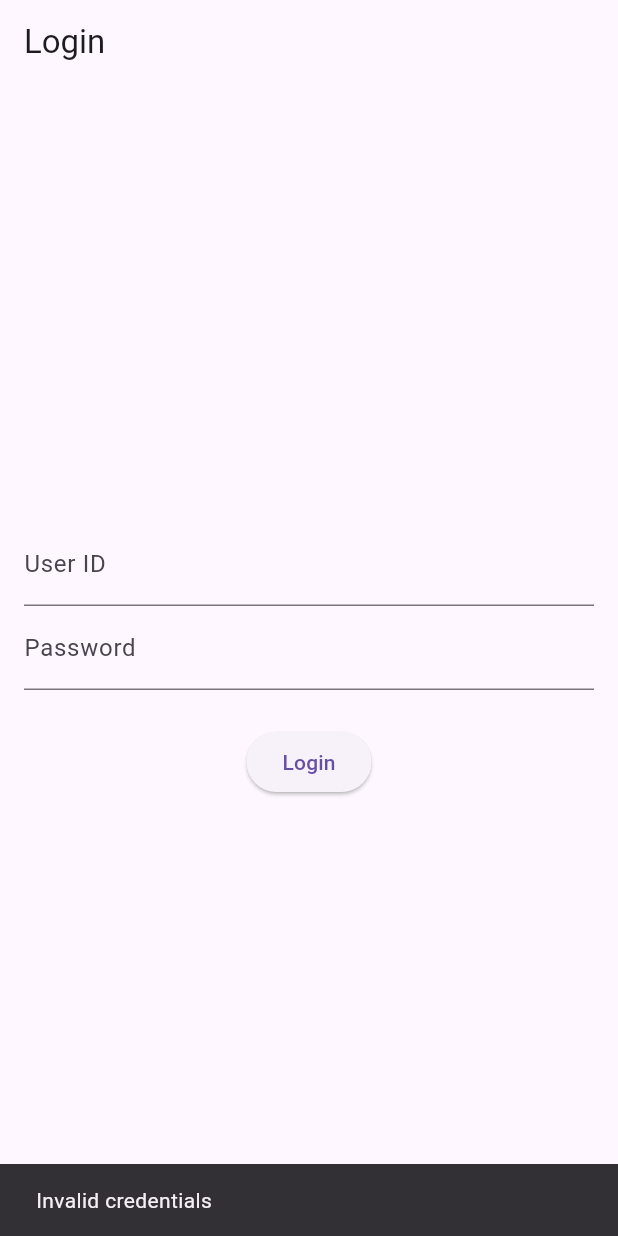
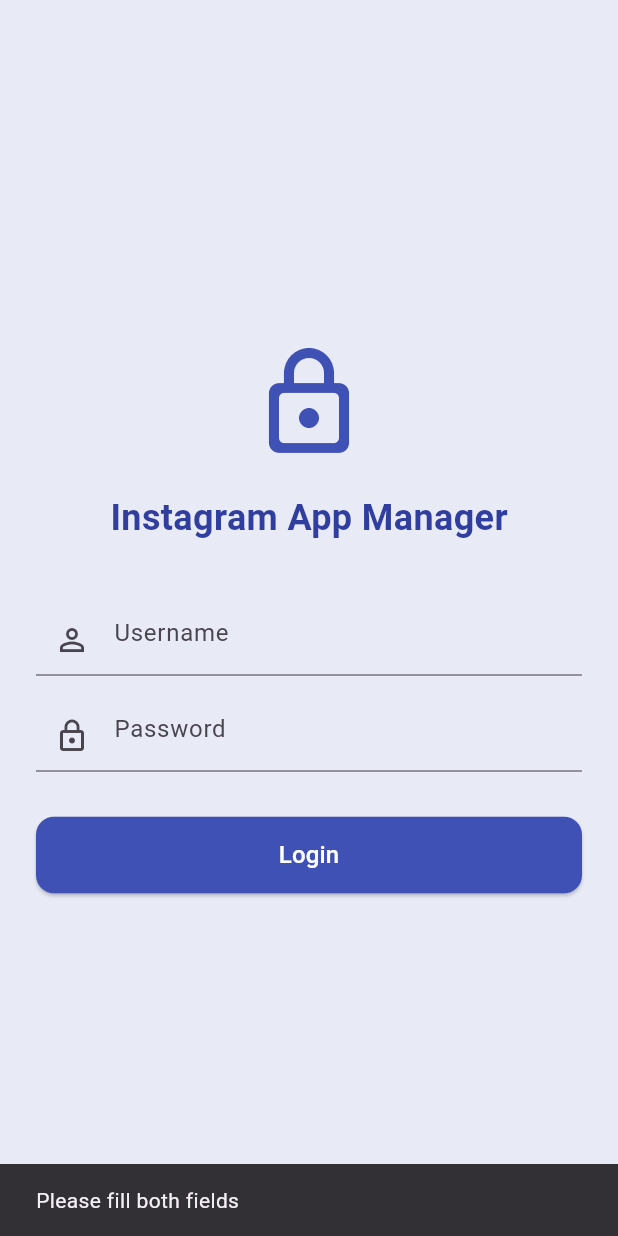
Before and after one commit to Shivam63982/insta_manager, a Flutter app: the screen it shows after launch, after a tap on "Login", on a phone screen of 412 x 824 dp. Run offline on Flutter 3.47's test engine with Material 3 defaults, Android fonts, the phone set to English and light mode, and no system bars.

Commit message:
Update login screen UI and backend integration

```diff
--- a/lib/main.dart
+++ b/lib/main.dart
@@ -1,18 +1,20 @@
-// main.dart
 import 'package:flutter/material.dart';
 import 'screens/login_screen.dart';
 
 void main() {
-  runApp(MyApp());
+  runApp(InstagramAppManager());
 }
 
-class MyApp extends StatelessWidget {
+class InstagramAppManager extends StatelessWidget {
   @override
   Widget build(BuildContext context) {
     return MaterialApp(
+      title: 'Instagram App Manager',
+      theme: ThemeData(
+        primarySwatch: Colors.deepPurple,
+        scaffoldBackgroundColor: Colors.white,
+      ),
       debugShowCheckedModeBanner: false,
-      title: 'Instagram Manager Login',
-      theme: ThemeData(primarySwatch: Colors.indigo),
       home: LoginScreen(),
     );
   }
--- a/lib/screens/login_screen.dart
+++ b/lib/screens/login_screen.dart
@@ -1,62 +1,152 @@
 import 'package:flutter/material.dart';
+import 'package:http/http.dart' as http;
+import 'dart:convert';
+import 'home_screen.dart'; // 👈 Make sure this screen exists
 
 class LoginScreen extends StatefulWidget {
   @override
-  _LoginScreenState createState() => _LoginScreenState();
+  State<LoginScreen> createState() => _LoginScreenState();
 }
 
 class _LoginScreenState extends State<LoginScreen> {
-  final _idController = TextEditingController();
-  final _passwordController = TextEditingController();
+  final TextEditingController usernameController = TextEditingController();
+  final TextEditingController passwordController = TextEditingController();
   bool _isLoading = false;
 
-  void _login() async {
-    setState(() => _isLoading = true);
+  void _handleLogin() async {
+    final username = usernameController.text.trim();
+    final password = passwordController.text.trim();
 
-    String userId = _idController.text.trim();
-    String password = _passwordController.text;
+    if (username.isEmpty || password.isEmpty) {
+      ScaffoldMessenger.of(context).showSnackBar(
+        SnackBar(content: Text("Please fill both fields")),
+      );
+      return;
+    }
 
-    // TODO: Replace this with actual HTTP call to your Flask login API
-    if (userId == 'a' && password == '123') {
+    final url = Uri.parse(
+      'https://5000-shivam63982-instamanage-avo1ivrmwxi.ws-us120.gitpod.io/login',
+    );
+
+    setState(() {
+      _isLoading = true;
+    });
+
+    try {
+      final response = await http.post(
+        url,
+        headers: {"Content-Type": "application/json"},
+        body: jsonEncode({
+          "username": username,
+          "password": password,
+        }),
+      );
+
+      if (response.statusCode == 200) {
+        final data = jsonDecode(response.body);
+        final token = data["access_token"];
+        final userId = data["ig_user_id"];
+
+        print("✅ Login Success:");
+        print("Access Token: $token");
+        print("IG User ID: $userId");
+
         ScaffoldMessenger.of(context).showSnackBar(
-        SnackBar(content: Text('Login successful!')),
+          SnackBar(content: Text("Login success!")),
         );
-      // Navigate to next screen here (e.g., ChatListScreen)
+
+        Navigator.pushReplacement(
+          context,
+          MaterialPageRoute(
+            builder: (context) => HomeScreen(
+              accessToken: token,
+              igUserId: userId,
+            ),
+          ),
+        );
       } else {
+        final data = jsonDecode(response.body);
+        print("❌ Error: ${data['error']}");
         ScaffoldMessenger.of(context).showSnackBar(
-        SnackBar(content: Text('Invalid credentials')),
+          SnackBar(content: Text("❌ ${data["error"]}")),
         );
       }
-
-    setState(() => _isLoading = false);
+    } catch (e) {
+      print("❌ Exception: $e");
+      ScaffoldMessenger.of(context).showSnackBar(
+        SnackBar(content: Text("Something went wrong: $e")),
+      );
+    } finally {
+      setState(() {
+        _isLoading = false;
+      });
+    }
   }
 
   @override
   Widget build(BuildContext context) {
     return Scaffold(
-      appBar: AppBar(title: Text('Login')),
-      body: Padding(
-        padding: const EdgeInsets.all(16.0),
+      backgroundColor: Colors.indigo.shade50,
+      body: Center(
+        child: SingleChildScrollView(
+          padding: const EdgeInsets.all(24),
+          child: Center(
+            child: ConstrainedBox(
+              constraints: BoxConstraints(maxWidth: 480),
               child: Column(
                 mainAxisAlignment: MainAxisAlignment.center,
                 children: [
+                  Icon(Icons.lock_outline_rounded, size: 80, color: Colors.indigo),
+                  SizedBox(height: 20),
+                  Text(
+                    'Instagram App Manager',
+                    style: TextStyle(
+                      fontSize: 24,
+                      fontWeight: FontWeight.bold,
+                      color: Colors.indigo.shade700,
+                    ),
+                  ),
+                  SizedBox(height: 40),
                   TextField(
-              controller: _idController,
-              decoration: InputDecoration(labelText: 'User ID'),
+                    controller: usernameController,
+                    decoration: InputDecoration(
+                      hintText: 'Username',
+                      prefixIcon: Icon(Icons.person_outline),
                     ),
+                  ),
+                  SizedBox(height: 16),
                   TextField(
-              controller: _passwordController,
-              decoration: InputDecoration(labelText: 'Password'),
+                    controller: passwordController,
                     obscureText: true,
+                    decoration: InputDecoration(
+                      hintText: 'Password',
+                      prefixIcon: Icon(Icons.lock_outline),
                     ),
-            SizedBox(height: 24),
-            _isLoading
-                ? CircularProgressIndicator()
+                  ),
+                  SizedBox(height: 30),
+                  SizedBox(
+                    width: double.infinity,
+                    child: _isLoading
+                        ? Center(child: CircularProgressIndicator())
                         : ElevatedButton(
-                    onPressed: _login,
-                    child: Text('Login'),
+                            onPressed: _handleLogin,
+                            style: ElevatedButton.styleFrom(
+                              backgroundColor: Colors.indigo,
+                              padding: EdgeInsets.symmetric(vertical: 14),
+                              shape: RoundedRectangleBorder(
+                                borderRadius: BorderRadius.circular(12),
+                              ),
+                            ),
+                            child: Text(
+                              'Login',
+                              style: TextStyle(fontSize: 16, color: Colors.white),
+                            ),
+                          ),
                   ),
                 ],
+              ),
+            ),
+          ),
         ),
       ),
     );
--- a/pubspec.yaml
+++ b/pubspec.yaml
@@ -30,7 +30,7 @@
 dependencies:
   flutter:
     sdk: flutter
-
+  http: ^0.13.6
   # The following adds the Cupertino Icons font to your application.
   # Use with the CupertinoIcons class for iOS style icons.
   cupertino_icons: ^1.0.8
```
Also changed, not shown: flask_backend/credentials.json (added, +12 -0 lines), lib/screens/home_screen.dart (added, +28 -0 lines), lib/widgets/custom_text_field.dart (added, +30 -0 lines), pubspec.lock, 1 other file. Lines whose indentation alone changed are shown as unchanged.
